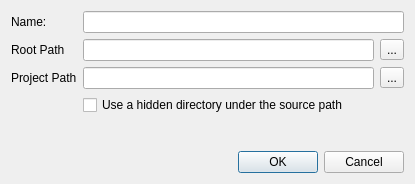
The window that kscope/app/projectdialog.ui (cpackham/kscope) describes before a commit, drawn with Qt 5.
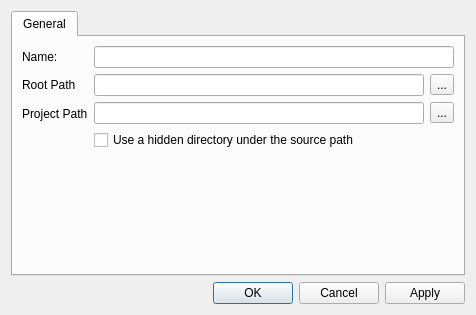
The same window after the commit.

Commit message: 1. Disable the project path check-box for existing projects 2. Enable the root path line edit widget for existing projects

The edit to the form file:
```diff
--- a/kscope/app/projectdialog.ui
+++ b/kscope/app/projectdialog.ui
@@ -5,19 +5,24 @@
    <rect>
     <x>0</x>
     <y>0</y>
-    <width>415</width>
-    <height>184</height>
+    <width>476</width>
+    <height>315</height>
    </rect>
   </property>
   <property name="windowTitle" >
    <string>Dialog</string>
   </property>
-  <layout class="QVBoxLayout" name="verticalLayout" >
+  <layout class="QVBoxLayout" name="verticalLayout_2" >
    <item>
+    <widget class="QTabWidget" name="configTabs_" >
+     <property name="currentIndex" >
+      <number>0</number>
+     </property>
+     <widget class="QWidget" name="tab" >
+      <attribute name="title" >
+       <string>General</string>
+      </attribute>
     <layout class="QFormLayout" name="formLayout" >
-     <property name="fieldGrowthPolicy" >
-      <enum>QFormLayout::ExpandingFieldsGrow</enum>
-     </property>
      <item row="0" column="0" >
       <widget class="QLabel" name="label" >
        <property name="text" >
@@ -63,10 +68,12 @@
      </item>
      <item row="2" column="1" >
       <widget class="QWidget" native="1" name="projectPathWidget_" >
+         <layout class="QVBoxLayout" name="verticalLayout" >
+          <property name="margin" >
+           <number>0</number>
+          </property>
+          <item>
        <layout class="QHBoxLayout" name="horizontalLayout_2" >
-        <property name="margin" >
-         <number>0</number>
-        </property>
         <item>
          <widget class="QLineEdit" name="projectPathEdit_" />
         </item>
@@ -78,9 +85,8 @@
          </widget>
         </item>
        </layout>
-      </widget>
-     </item>
-     <item row="3" column="1" >
+          </item>
+          <item>
       <widget class="QCheckBox" name="checkBox" >
        <property name="text" >
         <string>Use a hidden directory under the source path</string>
@@ -88,6 +94,11 @@
       </widget>
      </item>
     </layout>
+        </widget>
+       </item>
+      </layout>
+     </widget>
+    </widget>
    </item>
    <item>
     <widget class="QDialogButtonBox" name="buttonBox" >
@@ -95,7 +106,7 @@
       <enum>Qt::Horizontal</enum>
      </property>
      <property name="standardButtons" >
-      <set>QDialogButtonBox::Cancel|QDialogButtonBox::Ok</set>
+      <set>QDialogButtonBox::Apply|QDialogButtonBox::Cancel|QDialogButtonBox::Ok</set>
      </property>
     </widget>
    </item>
```
Left out of the diff: 64 changed lines with no effect on the pictures. Lines whose indentation alone changed are shown as unchanged.
